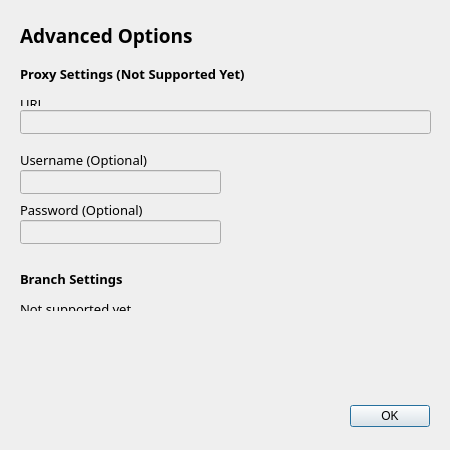
First picture: the form in optionsdialog.ui, repository vatsimhk/Hong-Kong-Sector-Installer, before the edit.
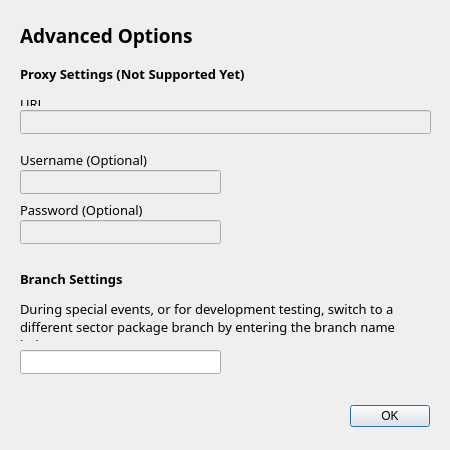
Second picture: the form after the edit.

Commit message: Implement branch name input from advanced options dialog

Diff of the .ui file:
```diff
--- a/optionsdialog.ui
+++ b/optionsdialog.ui
@@ -162,7 +162,7 @@
      <x>20</x>
      <y>270</y>
      <width>381</width>
-     <height>41</height>
+     <height>71</height>
     </rect>
    </property>
    <property name="font">
@@ -172,7 +172,23 @@
     </font>
    </property>
    <property name="text">
-    <string>&lt;html&gt;&lt;head/&gt;&lt;body&gt;&lt;p&gt;&lt;span style=&quot; font-weight:700;&quot;&gt;Branch Settings&lt;/span&gt;&lt;/p&gt;&lt;p&gt;Not supported yet&lt;/p&gt;&lt;/body&gt;&lt;/html&gt;</string>
+    <string>&lt;html&gt;&lt;head/&gt;&lt;body&gt;&lt;p&gt;&lt;span style=&quot; font-weight:700;&quot;&gt;Branch Settings&lt;/span&gt;&lt;/p&gt;&lt;p&gt;During special events, or for development testing, switch to a different sector package branch by entering the branch name below.&lt;/p&gt;&lt;/body&gt;&lt;/html&gt;</string>
+   </property>
+   <property name="wordWrap">
+    <bool>true</bool>
+   </property>
+  </widget>
+  <widget class="QLineEdit" name="branchName">
+   <property name="enabled">
+    <bool>true</bool>
+   </property>
+   <property name="geometry">
+    <rect>
+     <x>20</x>
+     <y>350</y>
+     <width>201</width>
+     <height>24</height>
+    </rect>
    </property>
   </widget>
  </widget>
```
The commit also changes 3 other files.
